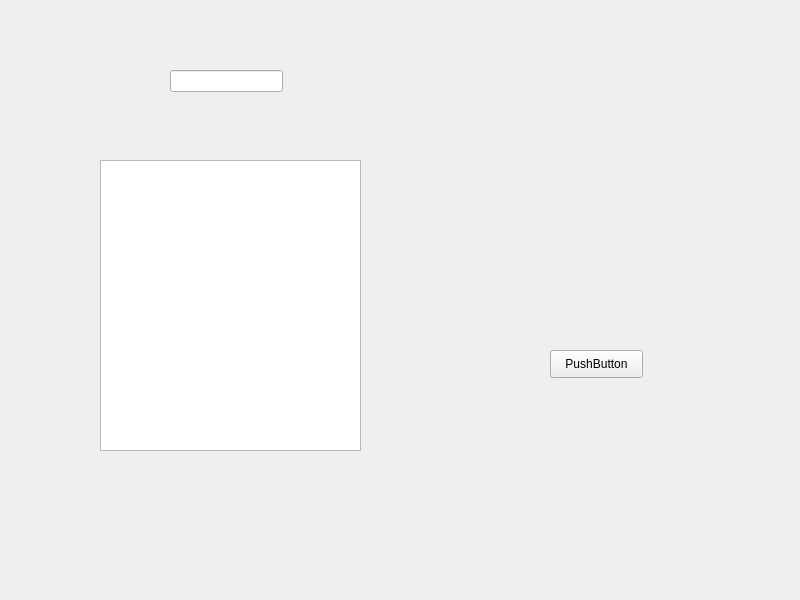
This is lab2/mainwindow.ui in fivard/Laboratory-works-sem1-2020-2021-academic-year as Qt 5 draws it before an edit. The edited form follows.
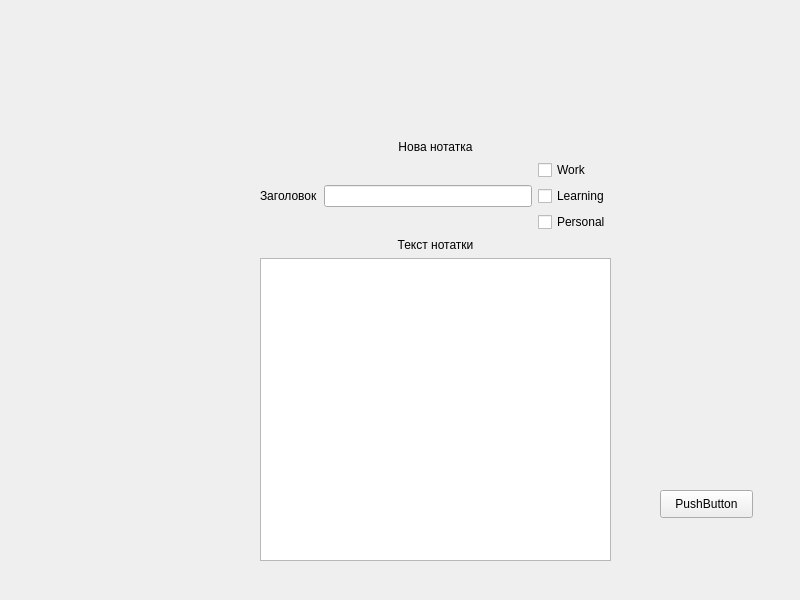
This is the edited form.

Diff of the .ui file:
```diff
--- a/lab2/mainwindow.ui
+++ b/lab2/mainwindow.ui
@@ -17,8 +17,8 @@
    <widget class="QPushButton" name="pushButton">
     <property name="geometry">
      <rect>
-      <x>550</x>
-      <y>350</y>
+      <x>660</x>
+      <y>490</y>
       <width>93</width>
       <height>28</height>
      </rect>
@@ -27,25 +27,86 @@
      <string>PushButton</string>
     </property>
    </widget>
-   <widget class="QTextEdit" name="newText">
+   <widget class="QWidget" name="verticalLayoutWidget_3">
     <property name="geometry">
      <rect>
-      <x>100</x>
-      <y>160</y>
-      <width>261</width>
-      <height>291</height>
+      <x>260</x>
+      <y>140</y>
+      <width>351</width>
+      <height>421</height>
      </rect>
     </property>
-   </widget>
-   <widget class="QLineEdit" name="newHeader">
-    <property name="geometry">
-     <rect>
-      <x>170</x>
-      <y>70</y>
-      <width>113</width>
-      <height>22</height>
-     </rect>
-    </property>
+    <layout class="QVBoxLayout" name="verticalLayout_3">
+     <item>
+      <layout class="QVBoxLayout" name="verticalLayout">
+       <item>
+        <layout class="QHBoxLayout" name="horizontalLayout_2"/>
+       </item>
+       <item>
+        <widget class="QLabel" name="label_3">
+         <property name="text">
+          <string>Нова нотатка</string>
+         </property>
+         <property name="alignment">
+          <set>Qt::AlignCenter</set>
+         </property>
+        </widget>
+       </item>
+       <item>
+        <layout class="QHBoxLayout" name="horizontalLayout">
+         <item>
+          <widget class="QLabel" name="label_2">
+           <property name="text">
+            <string>Заголовок</string>
+           </property>
+          </widget>
+         </item>
+         <item>
+          <widget class="QLineEdit" name="newHeader"/>
+         </item>
+         <item>
+          <layout class="QVBoxLayout" name="verticalLayout_2">
+           <item>
+            <widget class="QCheckBox" name="work">
+             <property name="text">
+              <string>Work</string>
+             </property>
+            </widget>
+           </item>
+           <item>
+            <widget class="QCheckBox" name="learning">
+             <property name="text">
+              <string>Learning</string>
+             </property>
+            </widget>
+           </item>
+           <item>
+            <widget class="QCheckBox" name="personal">
+             <property name="text">
+              <string>Personal</string>
+             </property>
+            </widget>
+           </item>
+          </layout>
+         </item>
+        </layout>
+       </item>
+       <item>
+        <widget class="QLabel" name="label">
+         <property name="text">
+          <string>Текст нотатки</string>
+         </property>
+         <property name="alignment">
+          <set>Qt::AlignCenter</set>
+         </property>
+        </widget>
+       </item>
+       <item>
+        <widget class="QTextEdit" name="newText"/>
+       </item>
+      </layout>
+     </item>
+    </layout>
    </widget>
   </widget>
  </widget>
```
